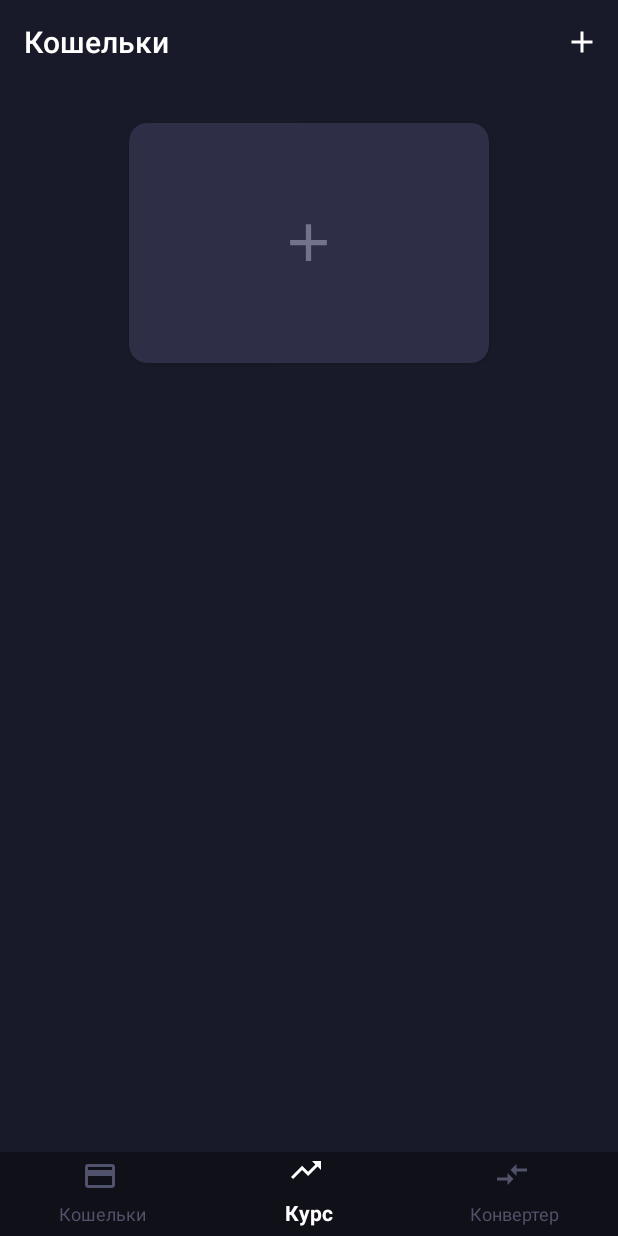
After one commit to AnnaSedykh/LoftCoin, an Android app: the fragment WalletsFragment placed in its activity, on a phone screen of 412 x 824 dp. The commit adds this screen. Run offline under Robolectric (Android 15) with nearby library versions, the phone set to English and light mode, and no system bars; our stand-ins replace ButterKnife, RxJava; network calls fail.

Commit message:
Wallets fragment

```diff
--- a/app/src/main/java/com/annasedykh/loftcoin/data/db/Database.java
+++ b/app/src/main/java/com/annasedykh/loftcoin/data/db/Database.java
@@ -1,6 +1,7 @@
 package com.annasedykh.loftcoin.data.db;
 
 import com.annasedykh.loftcoin.data.db.model.CoinEntity;
+import com.annasedykh.loftcoin.data.db.model.WalletEntity;
 
 import java.util.List;
 
@@ -10,6 +11,8 @@ public interface Database {
 
     void saveCoins(List<CoinEntity> coins);
 
+    void saveWallet(WalletEntity wallet);
+
     Flowable<List<CoinEntity>> getCoins();
 
     CoinEntity getCoin(String symbol);
--- a/app/src/main/java/com/annasedykh/loftcoin/data/db/room/AppDatabase.java
+++ b/app/src/main/java/com/annasedykh/loftcoin/data/db/room/AppDatabase.java
@@ -4,9 +4,12 @@ import android.arch.persistence.room.Database;
 import android.arch.persistence.room.RoomDatabase;
 
 import com.annasedykh.loftcoin.data.db.model.CoinEntity;
+import com.annasedykh.loftcoin.data.db.model.WalletEntity;
 
-@Database(entities = {CoinEntity.class}, version = 1)
+@Database(entities = {CoinEntity.class, WalletEntity.class}, version = 1)
 public abstract class AppDatabase extends RoomDatabase {
 
     public abstract CoinDao coinDao();
+
+    public abstract WalletDao walletDao();
 }
--- a/app/src/main/java/com/annasedykh/loftcoin/data/db/room/DatabaseRoomImpl.java
+++ b/app/src/main/java/com/annasedykh/loftcoin/data/db/room/DatabaseRoomImpl.java
@@ -2,6 +2,7 @@ package com.annasedykh.loftcoin.data.db.room;
 
 import com.annasedykh.loftcoin.data.db.Database;
 import com.annasedykh.loftcoin.data.db.model.CoinEntity;
+import com.annasedykh.loftcoin.data.db.model.WalletEntity;
 
 import java.util.List;
 
@@ -21,6 +22,11 @@ public class DatabaseRoomImpl implements Database {
     }
 
     @Override
+    public void saveWallet(WalletEntity wallet) {
+        database.walletDao().saveWallet(wallet);
+    }
+
+    @Override
     public Flowable<List<CoinEntity>> getCoins() {
         return database.coinDao().getCoins();
     }
--- a/app/src/main/java/com/annasedykh/loftcoin/screens/currencies/CurrenciesBottomSheet.java
+++ b/app/src/main/java/com/annasedykh/loftcoin/screens/currencies/CurrenciesBottomSheet.java
@@ -22,6 +22,8 @@ import io.reactivex.disposables.CompositeDisposable;
 import io.reactivex.disposables.Disposable;
 
 public class CurrenciesBottomSheet extends BottomSheetDialogFragment implements CurrenciesAdapterListener {
+
+    public static final String TAG = "CurrenciesBottomSheet";
 
     @BindView(R.id.recycler)
     RecyclerView recycler;
--- /dev/null
+++ b/app/src/main/java/com/annasedykh/loftcoin/screens/main/wallets/WalletsFragment.java
@@ -0,0 +1,110 @@
+package com.annasedykh.loftcoin.screens.main.wallets;
+
+
+import android.arch.lifecycle.ViewModelProviders;
+import android.os.Bundle;
+import android.support.annotation.NonNull;
+import android.support.annotation.Nullable;
+import android.support.v4.app.Fragment;
+import android.support.v4.view.ViewPager;
+import android.support.v7.widget.RecyclerView;
+import android.support.v7.widget.Toolbar;
+import android.view.LayoutInflater;
+import android.view.View;
+import android.view.ViewGroup;
+
+import com.annasedykh.loftcoin.R;
+import com.annasedykh.loftcoin.data.db.model.CoinEntity;
+import com.annasedykh.loftcoin.screens.currencies.CurrenciesBottomSheet;
+import com.annasedykh.loftcoin.screens.currencies.CurrenciesBottomSheetListener;
+
+import butterknife.BindView;
+import butterknife.ButterKnife;
+import butterknife.Unbinder;
+
+public class WalletsFragment extends Fragment implements CurrenciesBottomSheetListener {
+
+    @BindView(R.id.wallets_toolbar)
+    Toolbar toolbar;
+
+    @BindView(R.id.wallets_pager)
+    ViewPager walletsPager;
+
+    @BindView(R.id.new_wallet)
+    ViewGroup newWallet;
+
+    @BindView(R.id.transactions_recycler)
+    RecyclerView transactionsRecycler;
+
+    private Unbinder unbinder;
+
+    private WalletsViewModel viewModel;
+
+
+    @Override
+    public void onCreate(@Nullable Bundle savedInstanceState) {
+        super.onCreate(savedInstanceState);
+
+        viewModel = ViewModelProviders.of(this).get(WalletsViewModelImpl.class);
+
+    }
+
+    @Override
+    public View onCreateView(LayoutInflater inflater, ViewGroup container,
+                             Bundle savedInstanceState) {
+        return inflater.inflate(R.layout.fragment_wallets, container, false);
+    }
+
+    @Override
+    public void onViewCreated(@NonNull View view, @Nullable Bundle savedInstanceState) {
+        super.onViewCreated(view, savedInstanceState);
+        unbinder = ButterKnife.bind(this, view);
+
+        toolbar.setTitle(R.string.wallets_screen_title);
+        toolbar.inflateMenu(R.menu.menu_wallets);
+
+        Fragment bottomSheet = getFragmentManager().findFragmentByTag(CurrenciesBottomSheet.TAG);
+        if(bottomSheet != null){
+            ((CurrenciesBottomSheet)bottomSheet).setListener(this);
+        }
+
+        viewModel.getWallets();
+
+        initOutputs();
+        initInputs();
+    }
+
+    private void initOutputs() {
+        newWallet.setOnClickListener(view -> viewModel.onNewWalletClick());
+
+        toolbar.getMenu().findItem(R.id.menu_item_add_wallet)
+                .setOnMenuItemClickListener(item -> {
+                    viewModel.onNewWalletClick();
+                    return true;
+                });
+    }
+
+    private void initInputs() {
+        viewModel.selectCurrency().observe(this, o -> {
+            showCurrencyBottomSheet();
+        });
+    }
+
+    private void showCurrencyBottomSheet() {
+        CurrenciesBottomSheet bottomSheet = new CurrenciesBottomSheet();
+        bottomSheet.show(getFragmentManager(), CurrenciesBottomSheet.TAG);
+        bottomSheet.setListener(this);
+
+    }
+
+    @Override
+    public void onCurrencySelected(CoinEntity coin) {
+        viewModel.onCurrencySelected(coin);
+    }
+
+    @Override
+    public void onDestroy() {
+        unbinder.unbind();
+        super.onDestroy();
+    }
+}
--- /dev/null
+++ b/app/src/main/java/com/annasedykh/loftcoin/screens/main/wallets/WalletsViewModel.java
@@ -0,0 +1,23 @@
+package com.annasedykh.loftcoin.screens.main.wallets;
+
+import android.app.Application;
+import android.arch.lifecycle.AndroidViewModel;
+import android.arch.lifecycle.LiveData;
+import android.support.annotation.NonNull;
+
+import com.annasedykh.loftcoin.data.db.model.CoinEntity;
+
+public abstract class WalletsViewModel extends AndroidViewModel {
+
+    public WalletsViewModel(@NonNull Application application) {
+        super(application);
+    }
+
+    public abstract void onNewWalletClick();
+
+    public abstract void onCurrencySelected(CoinEntity coin);
+
+    public abstract LiveData<Object> selectCurrency();
+
+    public abstract void getWallets();
+}
--- /dev/null
+++ b/app/src/main/java/com/annasedykh/loftcoin/screens/main/wallets/WalletsViewModelImpl.java
@@ -0,0 +1,69 @@
+package com.annasedykh.loftcoin.screens.main.wallets;
+
+import android.app.Application;
+import android.arch.lifecycle.LiveData;
+import android.support.annotation.NonNull;
+
+import com.annasedykh.loftcoin.App;
+import com.annasedykh.loftcoin.data.db.Database;
+import com.annasedykh.loftcoin.data.db.model.CoinEntity;
+import com.annasedykh.loftcoin.data.db.model.WalletEntity;
+import com.annasedykh.loftcoin.utils.SingleLiveEvent;
+
+import java.util.Random;
+import java.util.UUID;
+
+import io.reactivex.Observable;
+import io.reactivex.disposables.CompositeDisposable;
+import io.reactivex.disposables.Disposable;
+import io.reactivex.schedulers.Schedulers;
+
+public class WalletsViewModelImpl extends WalletsViewModel {
+
+    private SingleLiveEvent<Object> selectCurrency = new SingleLiveEvent<>();
+
+    private Database database;
+    private CompositeDisposable disposables = new CompositeDisposable();
+
+
+    public WalletsViewModelImpl(@NonNull Application application) {
+        super(application);
+
+        database = ((App) application).getDatabase();
+    }
+
+    @Override
+    public void onNewWalletClick() {
+        selectCurrency.postValue(new Object());
+    }
+
+    @Override
+    public LiveData<Object> selectCurrency() {
+        return selectCurrency;
+    }
+
+    @Override
+    public void getWallets() {
+
+    }
+
+    @Override
+    public void onCurrencySelected(CoinEntity coin) {
+        WalletEntity wallet = randomWallet(coin);
+
+        Disposable disposable = Observable.fromCallable(() -> {
+            database.saveWallet(wallet);
+            return new Object();
+        })
+                .subscribeOn(Schedulers.io())
+                .subscribe();
+
+        disposables.add(disposable);
+    }
+
+    private WalletEntity randomWallet(CoinEntity coin) {
+        Random random = new Random();
+        return new WalletEntity(UUID.randomUUID().toString(), coin.id, 10 * random.nextDouble());
+    }
+
+}
--- /dev/null
+++ b/app/src/main/java/com/annasedykh/loftcoin/utils/SingleLiveEvent.java
@@ -0,0 +1,44 @@
+package com.annasedykh.loftcoin.utils;
+
+import android.arch.lifecycle.LifecycleOwner;
+import android.arch.lifecycle.MutableLiveData;
+import android.arch.lifecycle.Observer;
+import android.support.annotation.MainThread;
+import android.support.annotation.NonNull;
+import android.util.Log;
+
+import java.util.concurrent.atomic.AtomicBoolean;
+
+public class SingleLiveEvent<T> extends MutableLiveData<T> {
+
+    private static final String TAG = "SingleLiveEvent";
+
+    private AtomicBoolean pending = new AtomicBoolean(false);
+
+
+    @Override
+    @MainThread
+    public void observe(@NonNull LifecycleOwner owner, @NonNull Observer<T> observer) {
+
+        if (hasActiveObservers()) {
+            Log.w(TAG, "Multiple observers registered but only one will be notified of changes.");
+        }
+
+        super.observe(owner, t -> {
+            if (pending.compareAndSet(true, false)) {
+                observer.onChanged(t);
+            }
+        });
+    }
+
+    @MainThread
+    @Override
+    public void setValue(T value) {
+        pending.set(true);
+        super.setValue(value);
+    }
+
+    void call() {
+        setValue(null);
+    }
+}
--- /dev/null
+++ b/app/src/main/res/drawable/ic_menu_add.xml
@@ -0,0 +1,9 @@
+<vector xmlns:android="http://schemas.android.com/apk/res/android"
+        android:width="24dp"
+        android:height="24dp"
+        android:viewportWidth="24.0"
+        android:viewportHeight="24.0">
+    <path
+        android:fillColor="#FFFFFF"
+        android:pathData="M19,13h-6v6h-2v-6H5v-2h6V5h2v6h6v2z"/>
+</vector>
--- /dev/null
+++ b/app/src/main/res/drawable/ic_wallet_add.xml
@@ -0,0 +1,9 @@
+<vector xmlns:android="http://schemas.android.com/apk/res/android"
+        android:width="24dp"
+        android:height="24dp"
+        android:viewportWidth="24.0"
+        android:viewportHeight="24.0">
+    <path
+        android:fillColor="#73738e"
+        android:pathData="M19,13h-6v6h-2v-6H5v-2h6V5h2v6h6v2z"/>
+</vector>
--- /dev/null
+++ b/app/src/main/res/layout/fragment_wallets.xml
@@ -0,0 +1,49 @@
+<?xml version="1.0" encoding="utf-8"?>
+<LinearLayout xmlns:android="http://schemas.android.com/apk/res/android"
+    xmlns:app="http://schemas.android.com/apk/res-auto"
+    xmlns:tools="http://schemas.android.com/tools"
+    android:layout_width="match_parent"
+    android:layout_height="match_parent"
+    android:orientation="vertical"
+    tools:context=".screens.main.wallets.WalletsFragment">
+
+    <android.support.v7.widget.Toolbar
+        android:id="@+id/wallets_toolbar"
+        android:layout_width="match_parent"
+        android:layout_height="?actionBarSize"
+        android:background="@color/primary" />
+
+    <FrameLayout
+        android:layout_width="match_parent"
+        android:layout_height="212dp">
+
+        <android.support.v4.view.ViewPager
+            android:id="@+id/wallets_pager"
+            android:layout_width="match_parent"
+            android:layout_height="match_parent" />
+
+        <android.support.v7.widget.CardView
+            android:id="@+id/new_wallet"
+            android:layout_width="240dp"
+            android:layout_height="160dp"
+            android:layout_gravity="center"
+            app:cardBackgroundColor="@color/gray_60"
+            app:cardCornerRadius="12dp">
+
+            <ImageView
+                android:layout_width="42dp"
+                android:layout_height="42dp"
+                android:layout_gravity="center"
+                android:src="@drawable/ic_wallet_add"/>
+
+        </android.support.v7.widget.CardView>
+
+    </FrameLayout>
+
+    <android.support.v7.widget.RecyclerView
+        android:id="@+id/transactions_recycler"
+        android:layout_width="match_parent"
+        android:layout_height="match_parent"/>
+
+
+</LinearLayout>
--- /dev/null
+++ b/app/src/main/res/menu/menu_wallets.xml
@@ -0,0 +1,10 @@
+<?xml version="1.0" encoding="utf-8"?>
+<menu xmlns:android="http://schemas.android.com/apk/res/android"
+    xmlns:app="http://schemas.android.com/apk/res-auto">
+
+    <item android:id="@+id/menu_item_add_wallet"
+        android:icon="@drawable/ic_menu_add"
+        android:title="@string/wallets_menu_new_wallet"
+        app:showAsAction="always"/>
+
+</menu>
--- a/app/src/main/res/values/strings.xml
+++ b/app/src/main/res/values/strings.xml
@@ -14,8 +14,11 @@
 
     <string name="rate_screen_title">Курс криптовалют</string>
     <string name="converter_screen_title">Конвертер</string>
+    <string name="wallets_screen_title">Кошельки</string>
 
     <string name="rate_menu_item_currency">Валюта</string>
     <string name="rate_menu_title">Выбор валюты</string>
 
+    <string name="wallets_menu_new_wallet">Новый кошелек</string>
+
 </resources>
```
Also changed, not shown: app/build.gradle (+8 -3 lines), app/src/main/java/com/annasedykh/loftcoin/data/db/model/WalletEntity.java (added, +24 -0 lines), app/src/main/java/com/annasedykh/loftcoin/data/db/room/WalletDao.java (added, +14 -0 lines), app/src/main/java/com/annasedykh/loftcoin/screens/main/MainActivity.java (+6 -1 lines), 2 other files.
